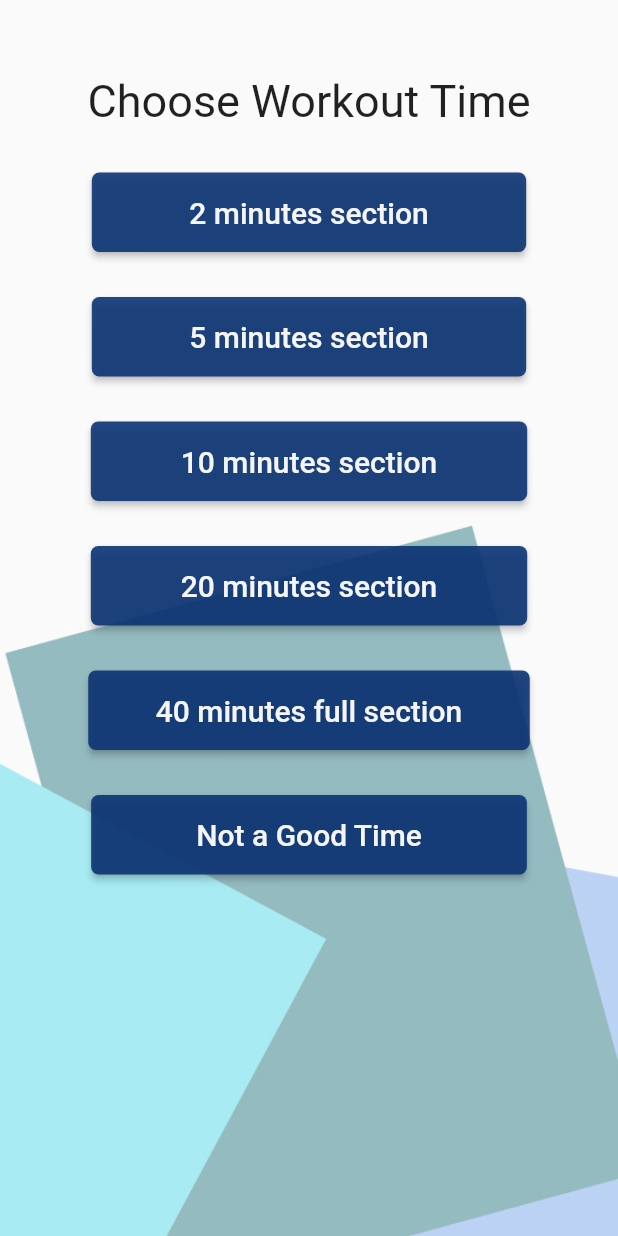
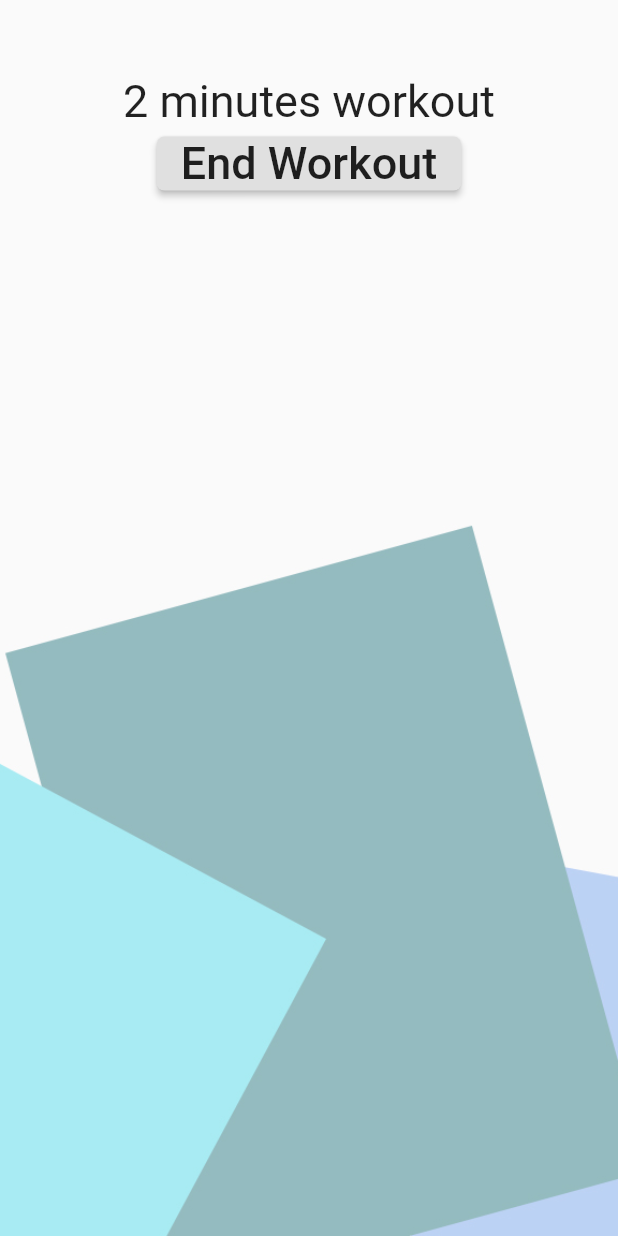
Before and after one commit to christina1024/FitnessSolution, a Flutter app: the TimeSelection screen opened directly with empty values, after a tap on "2 minutes section", on a phone screen of 412 x 824 dp. Run offline on Flutter 3.47's test engine with Material 2 defaults, Android fonts, the phone set to English and light mode, and no system bars; our stand-ins replace firebase_auth, google_sign_in; accounts and stored records are empty.

Commit message:
startWorkout file implemented

```diff
--- /dev/null
+++ b/lib/screens/startWorkout.dart
@@ -0,0 +1,52 @@
+import 'package:flutter/material.dart';
+import 'package:fitness_solution/screens/navigate.dart';
+
+class StartWorkout extends StatefulWidget {
+  final String name;
+  final String time;
+  StartWorkout(this.name, this.time);
+  @override
+  _StartWorkoutState createState() => _StartWorkoutState();
+}
+
+class _StartWorkoutState extends State<StartWorkout> {
+  @override
+  Widget build(BuildContext context) {
+    return Scaffold(
+      body: Container(
+        decoration: BoxDecoration(
+          image: DecorationImage(image: AssetImage('assets/image2.jpg'),
+          fit: BoxFit.cover,
+          ),
+        ),
+        child: Column(
+        children: <Widget>[
+          SizedBox(height: 50.0,),
+          Text(widget.time + ' minutes workout', style: TextStyle(
+              fontSize: 30.0,
+            ),),
+            Container(),
+          RaisedButton(
+              onPressed: (){
+                Navigator.push(
+              context,
+              MaterialPageRoute(
+                  builder: (context) => BotNavigate(widget.name)));
+              },
+              child: Text(
+              'End Workout',
+              style: TextStyle(
+                fontSize: 30.0,
+                //color: Colors.black,
+              ),
+            ),
+            //padding: EdgeInsets.fromLTRB(50.0, 15.0, 50.0, 15.0),
+            shape: RoundedRectangleBorder(borderRadius: BorderRadius.circular(5)),
+            //color: Color.fromRGBO(	11, 51, 116, 0.1),
+              ),
+          ]
+    )
+    )
+    );
+  }
+}
```
Also changed, not shown: lib/screens/timeSelection.dart (+31 -5 lines).
